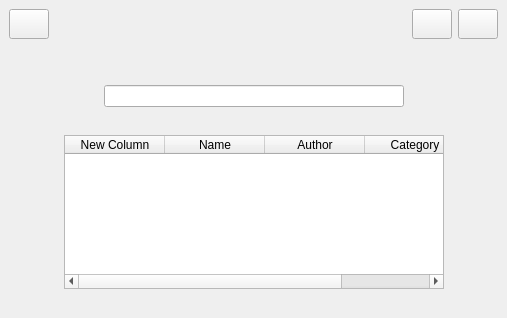
This is searchform.ui in fatemebd/Library as Qt 5 draws it before an edit. The edited form follows.
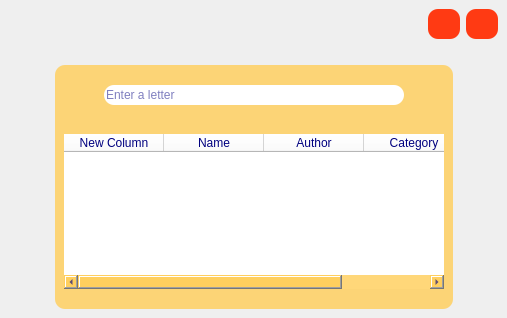
This is the edited form. Icons and pictures are not drawn.

Patch:
```diff
--- a/searchform.ui
+++ b/searchform.ui
@@ -19,6 +19,20 @@
   <property name="windowTitle">
    <string>MainWindow</string>
   </property>
+  <property name="styleSheet">
+   <string notr="true">#searchform
+{
+border-image :  url(:/images/images/Library-Wallpaper-19-2560x1600-1.jpg)
+}
+QPushButton
+{
+background-color:rgb(255, 58, 19);
+border-radius : 10px;
+}
+QPushButton:hover{
+background-color: rgb(249, 255, 198);
+}</string>
+  </property>
   <widget class="QWidget" name="centralwidget">
    <layout class="QVBoxLayout" name="verticalLayout">
     <item>
@@ -26,19 +40,6 @@
       <property name="topMargin">
        <number>0</number>
       </property>
-      <item>
-       <widget class="QPushButton" name="pushButton_3">
-        <property name="minimumSize">
-         <size>
-          <width>30</width>
-          <height>30</height>
-         </size>
-        </property>
-        <property name="text">
-         <string/>
-        </property>
-       </widget>
-      </item>
       <item>
        <spacer name="horizontalSpacer">
         <property name="orientation">
@@ -63,6 +64,16 @@
         <property name="text">
          <string/>
         </property>
+        <property name="icon">
+         <iconset resource="rec.qrc">
+          <normaloff>:/icones/images/786263.png</normaloff>:/icones/images/786263.png</iconset>
+        </property>
+        <property name="iconSize">
+         <size>
+          <width>30</width>
+          <height>30</height>
+         </size>
+        </property>
        </widget>
       </item>
       <item>
@@ -76,6 +87,16 @@
         <property name="text">
          <string/>
         </property>
+        <property name="icon">
+         <iconset resource="rec.qrc">
+          <normaloff>:/icones/images/delete-sign.png</normaloff>:/icones/images/delete-sign.png</iconset>
+        </property>
+        <property name="iconSize">
+         <size>
+          <width>30</width>
+          <height>30</height>
+         </size>
+        </property>
        </widget>
       </item>
      </layout>
@@ -112,6 +133,35 @@
        </spacer>
       </item>
       <item>
+       <widget class="QWidget" name="" native="true">
+        <property name="styleSheet">
+         <string notr="true">QWidget{
+color:rgb(0, 0, 127);
+background-color: rgba(255, 205, 88,0.8);
+border-radius : 10px;
+
+}
+QLineEdit
+{
+background-color: white;
+border-radius : 10px;
+}
+
+QPushButton
+{
+background-color:rgb(255, 58, 19);
+border-radius : 10px;
+}
+QPushButton:hover{
+background-color:  rgb(139, 193, 14);
+}
+QLabel
+{
+background-color: rgba(255, 205, 88,0.3);
+color:rgb(0, 0, 107);
+}
+</string>
+        </property>
        <layout class="QVBoxLayout" name="verticalLayout_3">
         <property name="topMargin">
          <number>20</number>
@@ -142,9 +192,15 @@
             <property name="minimumSize">
              <size>
               <width>300</width>
-              <height>0</height>
-             </size>
-            </property>
+               <height>20</height>
+              </size>
+             </property>
+             <property name="toolTip">
+              <string>enter a letter</string>
+             </property>
+             <property name="placeholderText">
+              <string>Enter a letter</string>
+             </property>
            </widget>
           </item>
           <item>
@@ -182,6 +238,9 @@
           </property>
           <item>
            <widget class="QTableWidget" name="table">
+             <property name="styleSheet">
+              <string notr="true">background-color:white</string>
+             </property>
             <column>
              <property name="text">
               <string>New Column</string>
@@ -207,6 +266,7 @@
          </layout>
         </item>
        </layout>
+       </widget>
       </item>
       <item>
        <spacer name="horizontalSpacer_6">
```
Left out of the diff: 48 changed lines with no effect on the pictures. Lines whose indentation alone changed are shown as unchanged.
